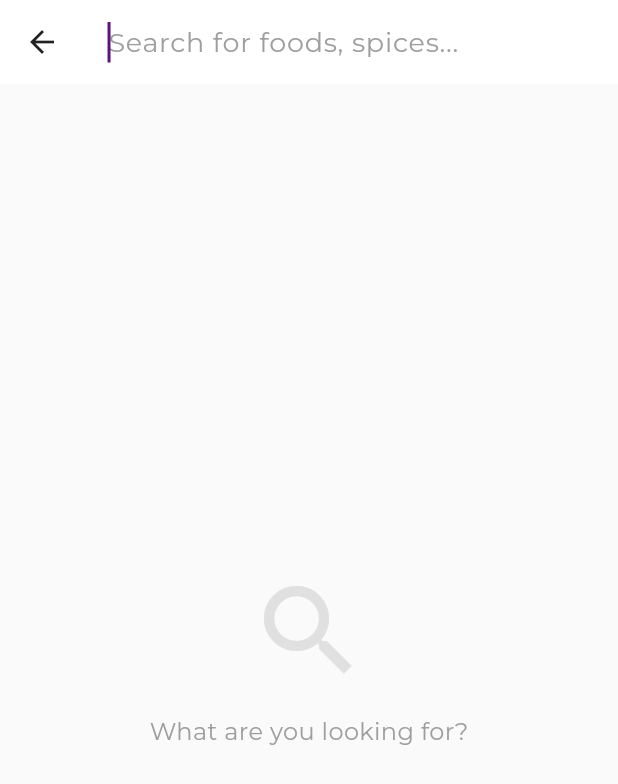
After one commit to Hycetomi/sayfoods_mobile, a Flutter app: the screen it shows once a user with an empty profile is signed in, item 2 of the bottom bar chosen, after a tap on the "search" icon, on a phone screen of 412 x 824 dp. The commit adds this screen. Shown: the top 784 px of the screen. Run offline on Flutter 3.47's test engine with Material 3 defaults, Android fonts, the phone set to English and light mode, and no system bars; our stand-ins replace flutter_dotenv, flutter_riverpod, google_fonts, google_sign_in, riverpod_annotation, supabase_flutter; missing offline and left inert: paystack_flutter_sdk; accounts and stored records are empty; generated files the repository leaves out were written again.

Commit message:
client side and admin

```diff
--- a/sayfoods_app/lib/src/features/auth/auth_gate.dart
+++ b/sayfoods_app/lib/src/features/auth/auth_gate.dart
@@ -5,6 +5,7 @@ import 'presentation/welcome_screen.dart';
 
 // Import your new Home Screen
 import 'package:sayfoods_app/src/features/home/presentation/home_screen.dart';
+import 'package:sayfoods_app/src/features/admin/presentation/admin_main_screen.dart';
 
 class AuthGate extends ConsumerWidget {
   const AuthGate({super.key});
@@ -29,9 +30,7 @@ class AuthGate extends ConsumerWidget {
         return roleAsync.when(
           data: (role) {
             if (role == 'admin') {
-              return const Scaffold(
-                body: Center(child: Text('Admin Dashboard')),
-              );
+              return const AdminMainScreen();
             } else if (role == 'rider') {
               return const Scaffold(body: Center(child: Text('Rider Hub')));
             } else {
--- a/sayfoods_app/lib/src/features/home/presentation/home_screen.dart
+++ b/sayfoods_app/lib/src/features/home/presentation/home_screen.dart
@@ -15,6 +15,7 @@ import 'package:sayfoods_app/src/shared/widgets/cart_icon_badge.dart';
 import 'package:sayfoods_app/src/features/products/application/product_provider.dart';
 
 import 'package:sayfoods_app/src/features/orders/presentation/orders_screen.dart';
+import 'package:sayfoods_app/src/features/products/presentation/search_screen.dart';
 
 class ClientHomeScreen extends ConsumerStatefulWidget {
   const ClientHomeScreen({super.key});
@@ -74,6 +75,16 @@ class _ClientHomeScreenState extends ConsumerState<ClientHomeScreen> {
   }
 
   Widget _buildHomeView() {
+    final activeCat = ref.watch(selectedCategoryProvider);
+
+    void handleCategoryTap(String dbCategory) {
+      if (activeCat == dbCategory) {
+        ref.read(selectedCategoryProvider.notifier).state = null; // Toggle off
+      } else {
+        ref.read(selectedCategoryProvider.notifier).state = dbCategory;
+      }
+    }
+
     return Scaffold(
       backgroundColor: Colors.grey[50], // Very light grey background to make cards pop
       appBar: SayfoodsAppBar(
@@ -81,9 +92,10 @@ class _ClientHomeScreenState extends ConsumerState<ClientHomeScreen> {
         actions: [
           IconButton(
             icon: const Icon(Icons.search, color: Colors.white),
-            onPressed: () {},
+            onPressed: () {
+               Navigator.of(context).push(MaterialPageRoute(builder: (_) => const SearchScreen()));
+            },
           ),
-
           const CartIconBadge(),
           IconButton(
             icon: const Icon(Icons.person_outline, color: Colors.white),
@@ -109,17 +121,31 @@ class _ClientHomeScreenState extends ConsumerState<ClientHomeScreen> {
                   children: [
                     CategoryChip(
                       emoji: '🥚',
-                      label: 'Eggs',
-                      onTap: () {
-                        // TODO: Filter grid by Eggs
-                      },
+                      label: 'Dairy & Eggs',
+                      isSelected: activeCat == 'Dairy & Eggs',
+                      onTap: () => handleCategoryTap('Dairy & Eggs'),
                     ),
                     const SizedBox(width: 12),
-                    CategoryChip(emoji: '🍘', label: 'Snacks', onTap: () {}),
+                    CategoryChip(
+                      emoji: '🍘',
+                      label: 'Pantry',
+                      isSelected: activeCat == 'Pantry',
+                      onTap: () => handleCategoryTap('Pantry'),
+                    ),
                     const SizedBox(width: 12),
-                    CategoryChip(emoji: '🍗', label: 'Meat', onTap: () {}),
+                    CategoryChip(
+                      emoji: '🍗',
+                      label: 'Meat & Poultry',
+                      isSelected: activeCat == 'Meat & Poultry',
+                      onTap: () => handleCategoryTap('Meat & Poultry'),
+                    ),
                     const SizedBox(width: 12),
-                    CategoryChip(emoji: '🌶️', label: 'Spices', onTap: () {}),
+                    CategoryChip(
+                      emoji: '🌶️',
+                      label: 'Fresh Produce',
+                      isSelected: activeCat == 'Fresh Produce',
+                      onTap: () => handleCategoryTap('Fresh Produce'),
+                    ),
                   ],
                 ),
               ),
--- a/sayfoods_app/lib/src/features/orders/domain/order_model.dart
+++ b/sayfoods_app/lib/src/features/orders/domain/order_model.dart
@@ -35,6 +35,7 @@ class OrderItemModel {
 class OrderModel {
   final String id;
   final String clientId;
+  final String? clientName; // Joined from profiles
   final String status;
   final String deliveryAddress;
   final double subtotal;
@@ -47,6 +48,7 @@ class OrderModel {
   OrderModel({
     required this.id,
     required this.clientId,
+    this.clientName,
     required this.status,
     required this.deliveryAddress,
     required this.subtotal,
@@ -66,6 +68,7 @@ class OrderModel {
     return OrderModel(
       id: json['id'].toString(),
       clientId: json['client_id'].toString(),
+      clientName: json['profiles'] != null ? json['profiles']['full_name'] as String? : null,
       status: json['status']?.toString() ?? 'pending',
       deliveryAddress: json['delivery_address']?.toString() ?? '',
       subtotal: (json['subtotal'] as num?)?.toDouble() ?? 0.0,
--- a/sayfoods_app/lib/src/features/orders/presentation/orders_screen.dart
+++ b/sayfoods_app/lib/src/features/orders/presentation/orders_screen.dart
@@ -4,6 +4,7 @@ import 'package:sayfoods_app/src/features/orders/application/order_provider.dart
 import 'package:sayfoods_app/src/features/orders/presentation/widgets/ongoing_timeline.dart';
 import 'package:sayfoods_app/src/features/orders/presentation/widgets/completed_order_card.dart';
 import 'package:sayfoods_app/src/features/orders/presentation/order_details_screen.dart';
+import 'package:sayfoods_app/src/features/products/presentation/search_screen.dart';
 
 class OrdersScreen extends ConsumerStatefulWidget {
   const OrdersScreen({super.key});
@@ -46,7 +47,12 @@ class _OrdersScreenState extends ConsumerState<OrdersScreen> with SingleTickerPr
           ),
         ),
         actions: [
-          IconButton(icon: const Icon(Icons.search, color: Colors.black87), onPressed: () {}),
+          IconButton(
+            icon: const Icon(Icons.search, color: Colors.black87),
+            onPressed: () {
+               Navigator.of(context).push(MaterialPageRoute(builder: (_) => const SearchScreen()));
+            }
+          ),
           IconButton(icon: const Icon(Icons.shopping_bag_outlined, color: Colors.black87), onPressed: () {}),
           IconButton(icon: const Icon(Icons.person_outline, color: Colors.black87), onPressed: () {}),
           const SizedBox(width: 8),
--- a/sayfoods_app/lib/src/features/products/application/product_provider.dart
+++ b/sayfoods_app/lib/src/features/products/application/product_provider.dart
@@ -1,13 +1,27 @@
 import 'package:flutter_riverpod/flutter_riverpod.dart';
 import 'package:supabase_flutter/supabase_flutter.dart';
 import '../domain/product_model.dart';
+
+// Tracks which category the user has currently tapped (null means "All")
+final selectedCategoryProvider = StateProvider<String?>((ref) => null);
 
 // A FutureProvider is perfect for fetching a list of items once when the screen loads
 final productListProvider = FutureProvider<List<Product>>((ref) async {
   final supabase = Supabase.instance.client;
 
-  // Fetch all rows from the 'products' table
-  final List<dynamic> response = await supabase.from('products').select();
+  // Watch the selected category
+  final String? activeCategory = ref.watch(selectedCategoryProvider);
+
+  // 1. We start mapping our request. The inner join forces Supabase to return the category string
+  var query = supabase.from('products').select('*, categories!inner(name)');
+
+  // 2. If the user clicked a specific chip, we tell Supabase to filter the results securely!
+  if (activeCategory != null) {
+     query = query.eq('categories.name', activeCategory);
+  }
+
+  // 3. Dispatch Network execution
+  final List<dynamic> response = await query;
 
   // Map the raw database rows into our neat Product Dart objects
   return response.map((json) => Product.fromJson(json)).toList();
--- /dev/null
+++ b/sayfoods_app/lib/src/features/products/application/search_provider.dart
@@ -0,0 +1,44 @@
+import 'package:flutter_riverpod/flutter_riverpod.dart';
+import 'package:supabase_flutter/supabase_flutter.dart';
+import 'package:sayfoods_app/src/features/products/domain/product_model.dart';
+import 'dart:async';
+
+// Holds the raw keyboard string as the user types
+final searchQueryProvider = StateProvider<String>((ref) => '');
+
+// Responsible for resolving the DB search against that string
+final searchResultsProvider = FutureProvider.autoDispose<List<Product>>((ref) async {
+  final query = ref.watch(searchQueryProvider).trim();
+
+  if (query.isEmpty) {
+    return []; // Return instantly to avoid empty db dump
+  }
+
+  // 1. Setup the Debouncer
+  // We read the built-in signal that Riverpod uses when this provider is about to be disposed/rebuilt
+  bool isDisposed = false;
+  ref.onDispose(() => isDisposed = true);
+
+  // 2. Wait 500ms
+  await Future.delayed(const Duration(milliseconds: 500));
+
+  // 3. If the user typed another letter while we were waiting, this exact FutureProvider
+  // execution was cancelled/disposed. So we just abort this old network request!
+  if (isDisposed) {
+    throw Exception('Debounce cancelled: User kept typing');
+  }
+
+  // 4. If we made it here, the user stopped typing for 500ms! Hit the DB!
+  final supabase = Supabase.instance.client;
+
+  // ilike does a case-insensitive search. %query% means anything before or after
+  final response = await supabase
+      .from('products')
+      .select()
+      .ilike('name', '%$query%')
+      .order('name');
+
+  return (response as List<dynamic>)
+      .map((json) => Product.fromJson(json))
+      .toList();
+});
--- /dev/null
+++ b/sayfoods_app/lib/src/features/products/presentation/search_screen.dart
@@ -0,0 +1,117 @@
+import 'package:flutter/material.dart';
+import 'package:flutter_riverpod/flutter_riverpod.dart';
+import 'package:sayfoods_app/src/features/products/application/search_provider.dart';
+import 'package:sayfoods_app/src/shared/widgets/product_card.dart';
+import 'package:sayfoods_app/src/features/products/presentation/product_details_screen.dart';
+
+class SearchScreen extends ConsumerWidget {
+  const SearchScreen({super.key});
+
+  @override
+  Widget build(BuildContext context, WidgetRef ref) {
+    // We bind to the specific search query state
+    final query = ref.watch(searchQueryProvider);
+    final resultsAsync = ref.watch(searchResultsProvider);
+
+    return Scaffold(
+      backgroundColor: Colors.grey[50],
+      appBar: AppBar(
+        backgroundColor: Colors.white,
+        elevation: 0,
+        leading: const BackButton(color: Colors.black87),
+        title: TextField(
+          autofocus: true,
+          decoration: const InputDecoration(
+            hintText: 'Search for foods, spices...',
+            border: InputBorder.none,
+            hintStyle: TextStyle(color: Colors.grey),
+          ),
+          style: const TextStyle(fontSize: 18, color: Colors.black87),
+          onChanged: (value) {
+            // Update Riverpod which triggers the debounced DB call automatically!
+            ref.read(searchQueryProvider.notifier).state = value;
+          },
+        ),
+        actions: [
+          if (query.isNotEmpty)
+            IconButton(
+              icon: const Icon(Icons.clear, color: Colors.black87),
+              onPressed: () {
+                // Clear the string
+                ref.read(searchQueryProvider.notifier).state = '';
+              },
+            ),
+        ],
+      ),
+      body: query.isEmpty
+          ? Center(
+              child: Column(
+                mainAxisAlignment: MainAxisAlignment.center,
+                children: [
+                  Icon(Icons.search, size: 80, color: Colors.grey[300]),
+                  const SizedBox(height: 16),
+                  Text(
+                    'What are you looking for?',
+                    style: TextStyle(color: Colors.grey[500], fontSize: 16),
+                  )
+                ],
+              ),
+            )
+          : Padding(
+              padding: const EdgeInsets.all(24.0),
+              child: resultsAsync.when(
+                // Error mapping (mostly swallowing the 'Debounce cancelled' errors to hide UI jerks)
+                error: (error, stack) {
+                   if (error.toString().contains('Debounce cancelled')) {
+                     return const Center(child: CircularProgressIndicator(color: Colors.orange));
+                   }
+                   return Center(child: Text('Error: $error'));
+                },
+                loading: () => const Center(child: CircularProgressIndicator(color: Colors.orange)),
+                data: (products) {
+                  if (products.isEmpty) {
+                     return Center(
+                        child: Text(
+                          'No items match "$query"',
+                           style: TextStyle(color: Colors.grey[500], fontSize: 16),
+                        ),
+                     );
+                  }
+
+                  return GridView.builder(
+                    shrinkWrap: true,
+                    // Use standard bouncing physics so grid scrolls properly if it extends beyond screen
+                    physics: const BouncingScrollPhysics(),
+                    gridDelegate: const SliverGridDelegateWithFixedCrossAxisCount(
+                      crossAxisCount: 2,
+                      crossAxisSpacing: 16,
+                      mainAxisSpacing: 16,
+                      childAspectRatio: 0.75,
+                    ),
+                    itemCount: products.length,
+                    itemBuilder: (context, index) {
+                      final product = products[index];
+                      return ProductCard(
+                        title: product.name,
+                        description: product.description,
+                        price: '₦${product.price.toStringAsFixed(0)}',
+                        rating: product.rating,
+                        imagePath: product.imageUrl.isNotEmpty
+                            ? product.imageUrl
+                            : 'assets/images/meat.png',
+                        onTap: () {
+                          Navigator.of(context).push(
+                            MaterialPageRoute(
+                              builder: (context) => ProductDetailsScreen(product: product),
+                            ),
+                          );
+                        },
+                      );
+                    },
+                  );
+                },
+              ),
+            ),
+    );
+  }
+}
--- a/sayfoods_app/lib/src/features/profile/presentation/profile_screen.dart
+++ b/sayfoods_app/lib/src/features/profile/presentation/profile_screen.dart
@@ -472,8 +472,10 @@ class _ProfileScreenState extends ConsumerState<ProfileScreen> {
 
                   // Sign Out
                   InkWell(
-                    onTap: () {
-                      // TODO: Implement Supabase Sign Out
+                    onTap: () async {
+                      // Navigate back to the root before signing out to avoid orphaned navigator screens
+                      Navigator.of(context).popUntil((route) => route.isFirst);
+                      await Supabase.instance.client.auth.signOut();
                     },
                     child: const Row(
                       mainAxisAlignment: MainAxisAlignment.spaceBetween,
--- a/sayfoods_app/lib/src/shared/widgets/category_chip.dart
+++ b/sayfoods_app/lib/src/shared/widgets/category_chip.dart
@@ -3,12 +3,14 @@ import 'package:flutter/material.dart';
 class CategoryChip extends StatelessWidget {
   final String emoji;
   final String label;
+  final bool isSelected;
   final VoidCallback? onTap;
 
   const CategoryChip({
     super.key,
     required this.emoji,
     required this.label,
+    this.isSelected = false,
     this.onTap,
   });
 
@@ -19,7 +21,7 @@ class CategoryChip extends StatelessWidget {
       child: Container(
         padding: const EdgeInsets.symmetric(horizontal: 16, vertical: 8),
         decoration: BoxDecoration(
-          color: Colors.white,
+          color: isSelected ? Colors.orange : Colors.white,
           borderRadius: BorderRadius.circular(20),
           boxShadow: [
             BoxShadow(
@@ -37,9 +39,9 @@ class CategoryChip extends StatelessWidget {
             const SizedBox(width: 8),
             Text(
               label,
-              style: const TextStyle(
+              style: TextStyle(
                 fontWeight: FontWeight.w600,
-                color: Colors.black87,
+                color: isSelected ? Colors.white : Colors.black87,
               ),
             ),
           ],
```
Also changed, not shown: sayfoods_app/lib/src/features/admin/application/admin_provider.dart (added, +95 -0 lines), sayfoods_app/lib/src/features/admin/presentation/admin_dashboard_screen.dart (added, +312 -0 lines), sayfoods_app/lib/src/features/admin/presentation/admin_main_screen.dart (added, +55 -0 lines), sayfoods_app/lib/src/features/products/domain/product_model.dart (+6 -4 lines), sayfoods_app/test_db.dart (added, +18 -0 lines).
